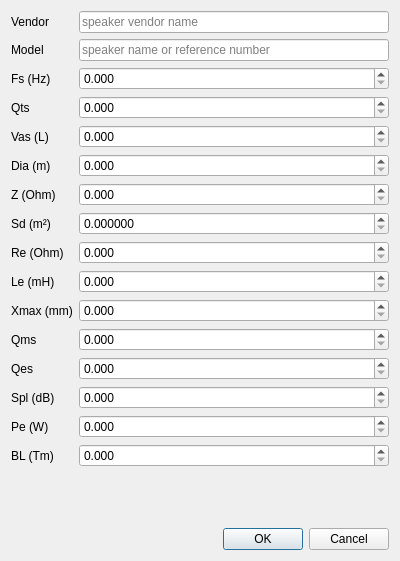
This is speakerdialog.ui in be1/qspeakers as Qt 5 draws it before an edit. The edited form follows.
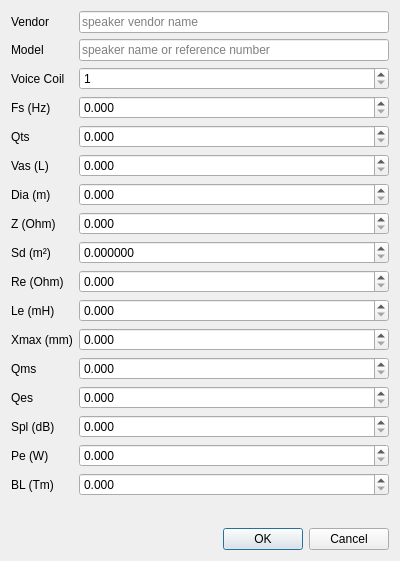
This is the edited form.

What changed in the file:
```diff
--- a/speakerdialog.ui
+++ b/speakerdialog.ui
@@ -44,14 +44,14 @@
        </property>
       </widget>
      </item>
-     <item row="2" column="0">
+     <item row="3" column="0">
       <widget class="QLabel" name="fsLabel">
        <property name="text">
         <string>Fs (Hz)</string>
        </property>
       </widget>
      </item>
-     <item row="2" column="1">
+     <item row="3" column="1">
       <widget class="QDoubleSpinBox" name="fsDoubleSpinBox">
        <property name="decimals">
         <number>3</number>
@@ -61,28 +61,28 @@
        </property>
       </widget>
      </item>
-     <item row="3" column="0">
+     <item row="4" column="0">
       <widget class="QLabel" name="qtsLabel">
        <property name="text">
         <string>Qts</string>
        </property>
       </widget>
      </item>
-     <item row="3" column="1">
+     <item row="4" column="1">
       <widget class="QDoubleSpinBox" name="qtsDoubleSpinBox">
        <property name="decimals">
         <number>3</number>
        </property>
       </widget>
      </item>
-     <item row="4" column="0">
+     <item row="5" column="0">
       <widget class="QLabel" name="vasLabel">
        <property name="text">
         <string>Vas (L)</string>
        </property>
       </widget>
      </item>
-     <item row="4" column="1">
+     <item row="5" column="1">
       <widget class="QDoubleSpinBox" name="vasDoubleSpinBox">
        <property name="decimals">
         <number>3</number>
@@ -92,14 +92,14 @@
        </property>
       </widget>
      </item>
-     <item row="6" column="0">
+     <item row="7" column="0">
       <widget class="QLabel" name="diaLabel">
        <property name="text">
         <string>Dia (m)</string>
        </property>
       </widget>
      </item>
-     <item row="6" column="1">
+     <item row="7" column="1">
       <widget class="QDoubleSpinBox" name="diaDoubleSpinBox">
        <property name="decimals">
         <number>3</number>
@@ -109,112 +109,112 @@
        </property>
       </widget>
      </item>
-     <item row="7" column="0">
+     <item row="8" column="0">
       <widget class="QLabel" name="zLabel">
        <property name="text">
         <string>Z (Ohm)</string>
        </property>
       </widget>
      </item>
-     <item row="7" column="1">
+     <item row="8" column="1">
       <widget class="QDoubleSpinBox" name="zDoubleSpinBox">
        <property name="decimals">
         <number>3</number>
        </property>
       </widget>
      </item>
-     <item row="8" column="0">
+     <item row="9" column="0">
       <widget class="QLabel" name="sdLabel">
        <property name="text">
         <string>Sd (m²)</string>
        </property>
       </widget>
      </item>
-     <item row="8" column="1">
+     <item row="9" column="1">
       <widget class="QDoubleSpinBox" name="sdDoubleSpinBox">
        <property name="decimals">
         <number>6</number>
        </property>
       </widget>
      </item>
-     <item row="9" column="0">
+     <item row="10" column="0">
       <widget class="QLabel" name="reLabel">
        <property name="text">
         <string>Re (Ohm)</string>
        </property>
       </widget>
      </item>
-     <item row="9" column="1">
+     <item row="10" column="1">
       <widget class="QDoubleSpinBox" name="reDoubleSpinBox">
        <property name="decimals">
         <number>3</number>
        </property>
       </widget>
      </item>
-     <item row="10" column="0">
+     <item row="11" column="0">
       <widget class="QLabel" name="leLabel">
        <property name="text">
         <string>Le (mH)</string>
        </property>
       </widget>
      </item>
-     <item row="10" column="1">
+     <item row="11" column="1">
       <widget class="QDoubleSpinBox" name="leDoubleSpinBox">
        <property name="decimals">
         <number>3</number>
        </property>
       </widget>
      </item>
-     <item row="11" column="0">
+     <item row="12" column="0">
       <widget class="QLabel" name="xmaxLabel">
        <property name="text">
         <string>Xmax (mm)</string>
        </property>
       </widget>
      </item>
-     <item row="11" column="1">
+     <item row="12" column="1">
       <widget class="QDoubleSpinBox" name="xmaxDoubleSpinBox">
        <property name="decimals">
         <number>3</number>
        </property>
       </widget>
      </item>
-     <item row="12" column="0">
+     <item row="13" column="0">
       <widget class="QLabel" name="qmsLabel">
        <property name="text">
         <string>Qms</string>
        </property>
       </widget>
      </item>
-     <item row="12" column="1">
+     <item row="13" column="1">
       <widget class="QDoubleSpinBox" name="qmsDoubleSpinBox">
        <property name="decimals">
         <number>3</number>
        </property>
       </widget>
      </item>
-     <item row="13" column="0">
+     <item row="14" column="0">
       <widget class="QLabel" name="qesLabel">
        <property name="text">
         <string>Qes</string>
        </property>
       </widget>
      </item>
-     <item row="13" column="1">
+     <item row="14" column="1">
       <widget class="QDoubleSpinBox" name="qesDoubleSpinBox">
        <property name="decimals">
         <number>3</number>
        </property>
       </widget>
      </item>
-     <item row="14" column="0">
+     <item row="15" column="0">
       <widget class="QLabel" name="splLabel">
        <property name="text">
         <string>Spl (dB)</string>
        </property>
       </widget>
      </item>
-     <item row="14" column="1">
+     <item row="15" column="1">
       <widget class="QDoubleSpinBox" name="splDoubleSpinBox">
        <property name="decimals">
         <number>3</number>
@@ -224,14 +224,14 @@
        </property>
       </widget>
      </item>
-     <item row="15" column="0">
+     <item row="16" column="0">
       <widget class="QLabel" name="peLabel">
        <property name="text">
         <string>Pe (W)</string>
        </property>
       </widget>
      </item>
-     <item row="15" column="1">
+     <item row="16" column="1">
       <widget class="QDoubleSpinBox" name="peDoubleSpinBox">
        <property name="decimals">
         <number>3</number>
@@ -241,20 +241,37 @@
        </property>
       </widget>
      </item>
-     <item row="16" column="0">
+     <item row="17" column="0">
       <widget class="QLabel" name="blLabel">
        <property name="text">
         <string>BL (Tm)</string>
        </property>
       </widget>
      </item>
-     <item row="16" column="1">
+     <item row="17" column="1">
       <widget class="QDoubleSpinBox" name="blDoubleSpinBox">
        <property name="decimals">
         <number>3</number>
        </property>
       </widget>
      </item>
+     <item row="2" column="0">
+      <widget class="QLabel" name="vcLabel">
+       <property name="text">
+        <string>Voice Coil</string>
+       </property>
+      </widget>
+     </item>
+     <item row="2" column="1">
+      <widget class="QSpinBox" name="vcSpinBox">
+       <property name="minimum">
+        <number>1</number>
+       </property>
+       <property name="maximum">
+        <number>2</number>
+       </property>
+      </widget>
+     </item>
     </layout>
    </item>
    <item>
```
